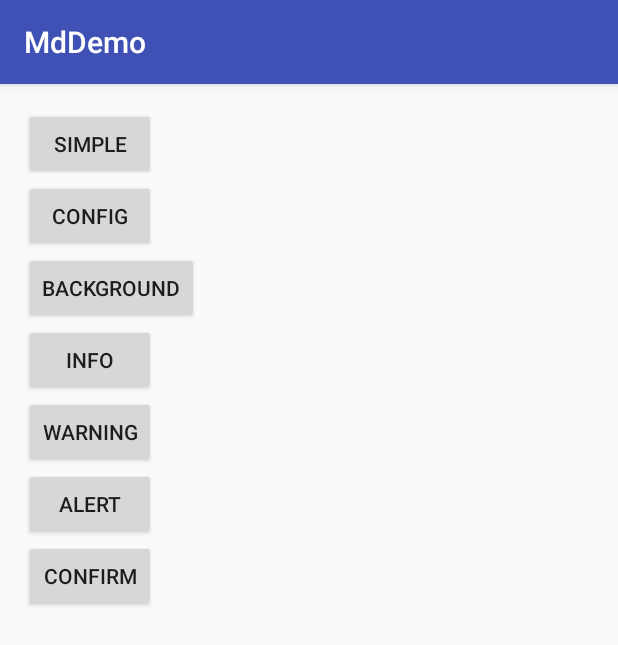
After one commit to neumeng/MdDemo, an Android app: the SnackbarActivity screen opened directly, with no data from a screen before it, on a phone screen of 412 x 824 dp. The commit adds this screen. Shown: the top 645 px of the screen. Run offline under Robolectric (Android 15) with nearby library versions, the phone set to English and light mode, and no system bars.

Commit message:
snackbar

```diff
--- a/app/src/main/AndroidManifest.xml
+++ b/app/src/main/AndroidManifest.xml
@@ -15,6 +15,7 @@
                 <category android:name="android.intent.category.LAUNCHER" />
             </intent-filter>
         </activity>
+        <activity android:name=".SnackbarActivity"></activity>
     </application>
 
 </manifest>
--- /dev/null
+++ b/app/src/main/res/layout/activity_snackbar.xml
@@ -0,0 +1,49 @@
+<?xml version="1.0" encoding="utf-8"?>
+<LinearLayout xmlns:android="http://schemas.android.com/apk/res/android"
+    xmlns:tools="http://schemas.android.com/tools"
+    android:id="@+id/activity_snackbar"
+    android:layout_width="match_parent"
+    android:layout_height="match_parent"
+    android:orientation="vertical"
+    android:paddingBottom="@dimen/activity_vertical_margin"
+    android:paddingLeft="@dimen/activity_horizontal_margin"
+    android:paddingRight="@dimen/activity_horizontal_margin"
+    android:paddingTop="@dimen/activity_vertical_margin"
+    tools:context="com.neumeng.mddemo.SnackbarActivity">
+
+    <Button
+        android:onClick="showSanckbarSimple"
+        android:layout_width="wrap_content"
+        android:layout_height="wrap_content"
+        android:text="@string/snackbar_simple" />
+    <Button
+        android:onClick="showSanckbarConfig"
+        android:layout_width="wrap_content"
+        android:layout_height="wrap_content"
+        android:text="@string/snackbar_config" />
+    <Button
+        android:onClick="showSanckbarBackground"
+        android:layout_width="wrap_content"
+        android:layout_height="wrap_content"
+        android:text="@string/snackbar_background" />
+    <Button
+        android:onClick="showInfo"
+        android:layout_width="wrap_content"
+        android:layout_height="wrap_content"
+        android:text="@string/snackbar_info" />
+    <Button
+        android:onClick="showSanckbarWaring"
+        android:layout_width="wrap_content"
+        android:layout_height="wrap_content"
+        android:text="@string/snackbar_warning" />
+    <Button
+        android:onClick="showSanckbarAlert"
+        android:layout_width="wrap_content"
+        android:layout_height="wrap_content"
+        android:text="@string/snackbar_alert" />
+    <Button
+        android:onClick="showSanckbarConfirm"
+        android:layout_width="wrap_content"
+        android:layout_height="wrap_content"
+        android:text="@string/snackbar_confirm" />
+</LinearLayout>
--- a/app/src/main/res/values/colors.xml
+++ b/app/src/main/res/values/colors.xml
@@ -3,4 +3,5 @@
     <color name="colorPrimary">#3F51B5</color>
     <color name="colorPrimaryDark">#303F9F</color>
     <color name="colorAccent">#FF4081</color>
+    <color name="green">#00ff00</color>
 </resources>
--- a/app/src/main/res/values/strings.xml
+++ b/app/src/main/res/values/strings.xml
@@ -1,3 +1,13 @@
 <resources>
     <string name="app_name">MdDemo</string>
+    <string name="snackbar">snackbar</string>
+    <string name="snackbar_simple">simple</string>
+    <string name="snackbar_config">config</string>
+    <string name="snackbar_text">hello</string>
+    <string name="snackbar_action">action</string>
+    <string name="snackbar_info">info</string>
+    <string name="snackbar_warning">warning</string>
+    <string name="snackbar_alert">alert</string>
+    <string name="snackbar_confirm">confirm</string>
+    <string name="snackbar_background">background</string>
 </resources>
```
Also changed, not shown: app/build.gradle (+6 -1 lines), app/src/main/java/com/neumeng/mddemo/ColoredSnackbar.java (added, +46 -0 lines), app/src/main/java/com/neumeng/mddemo/MainActivity.java (+7 -0 lines), app/src/main/java/com/neumeng/mddemo/SnackbarActivity.java (added, +62 -0 lines), app/src/main/res/layout/activity_main.xml (+6 -4 lines).
